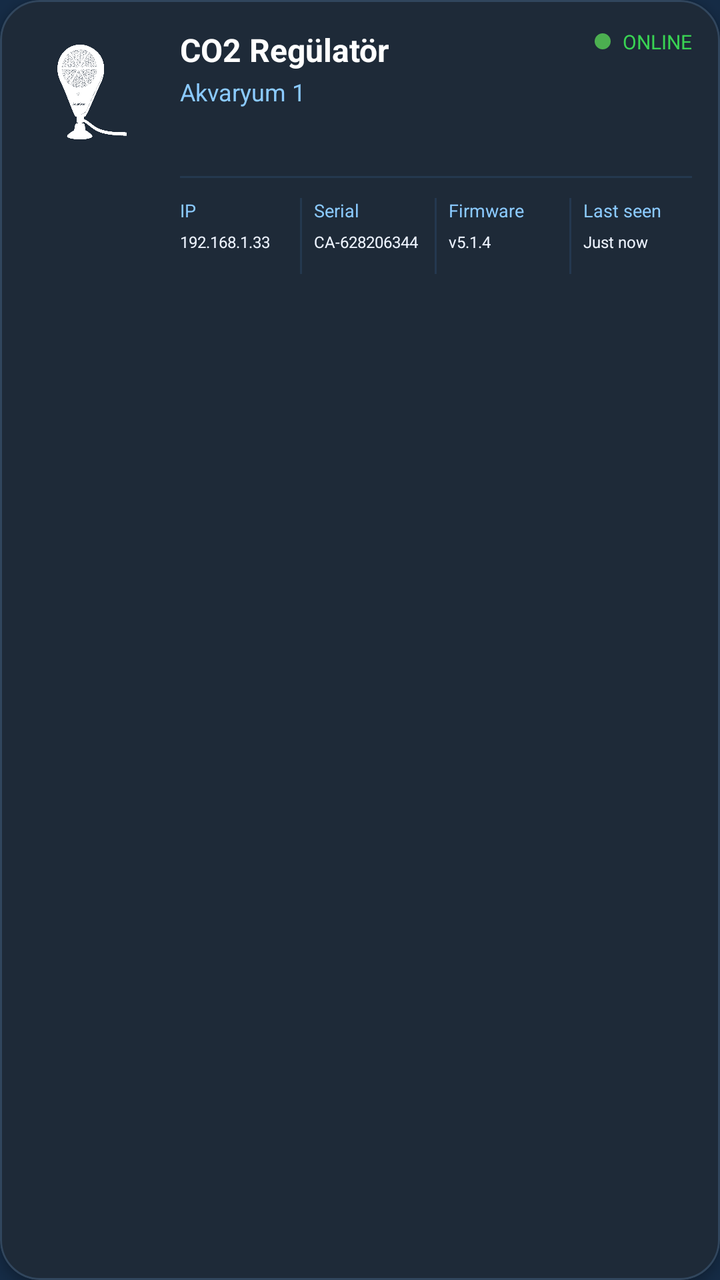
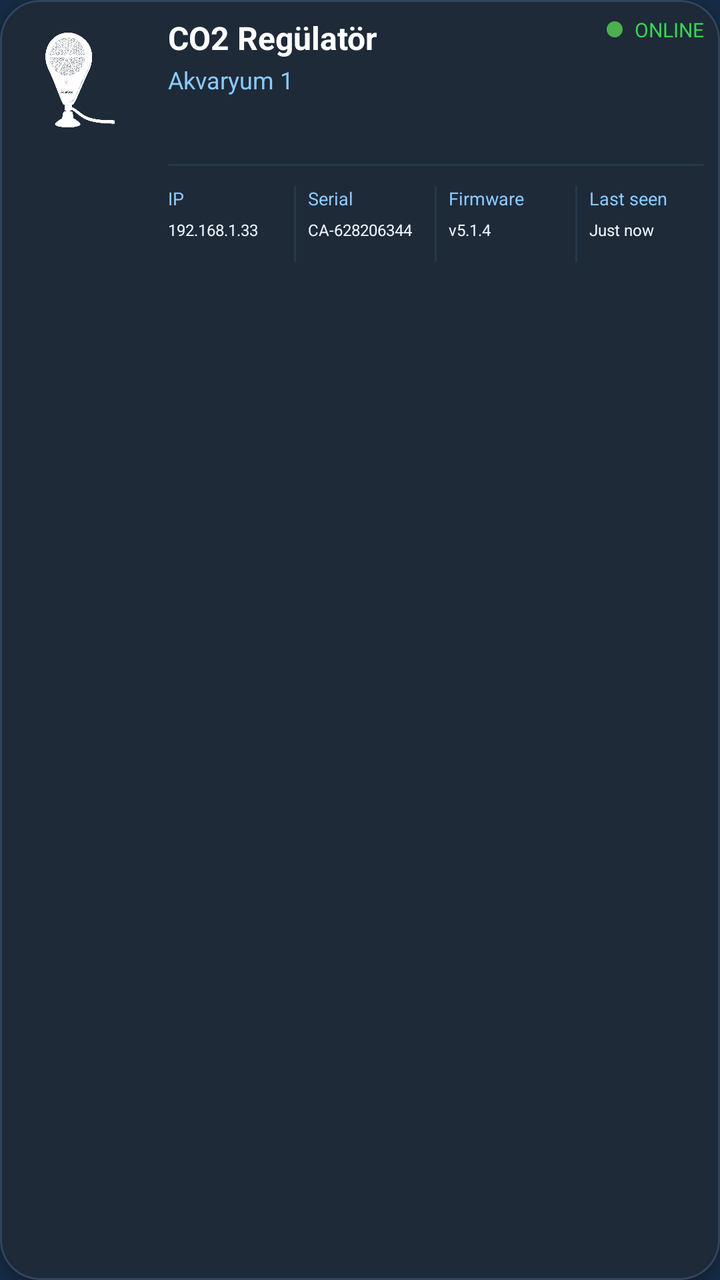

Screens rendered from an Android XML layout before and after an edit, with the pre-edit source and the edit as a unified diff.
<!-- AndroidManifest.xml: application theme AppTheme -->
<!-- res/layout/item_device_status.xml -->
<?xml version="1.0" encoding="utf-8"?>
<com.google.android.material.card.MaterialCardView
    xmlns:android="http://schemas.android.com/apk/res/android"
    xmlns:app="http://schemas.android.com/apk/res-auto"
    android:id="@+id/cardDevice"
    android:layout_width="match_parent"
    android:layout_height="wrap_content"
    android:layout_marginHorizontal="5dp"
    android:layout_marginVertical="8dp"
    android:backgroundTint="#1E2A38"
    app:cardCornerRadius="20dp"
    app:cardElevation="3dp"
    app:strokeWidth="1dp"
    app:strokeColor="#31465D"
    android:clickable="true"
    android:focusable="true"
    android:foreground="?attr/selectableItemBackground">

    <RelativeLayout
        android:layout_width="match_parent"
        android:layout_height="wrap_content"
        android:padding="14dp">

        
        <ImageView
            android:id="@+id/ivDeviceIcon"
            android:layout_width="64dp"
            android:layout_height="64dp"
            android:src="@drawable/ic_device_aqua_ster"
            app:tint="@android:color/white"
            android:layout_alignParentStart="true"
            android:layout_alignParentTop="true" />

        
        <LinearLayout
            android:id="@+id/llDeviceInfo"
            android:layout_width="wrap_content"
            android:layout_height="wrap_content"
            android:orientation="vertical"
            android:layout_toEndOf="@id/ivDeviceIcon"
            android:layout_marginStart="12dp"
            android:layout_alignTop="@id/ivDeviceIcon">

            <TextView
                android:id="@+id/tvDeviceName"
                android:layout_width="wrap_content"
                android:layout_height="wrap_content"
                android:text="CO2 Regülatör"
                android:textColor="@android:color/white"
                android:textStyle="bold"
                android:textSize="16sp" />

            <TextView
                android:id="@+id/tvTankName"
                android:layout_width="wrap_content"
                android:layout_height="wrap_content"
                android:layout_marginTop="2dp"
                android:text="Akvaryum 1"
                android:textColor="#8BCAFF"
                android:textSize="12sp" />
        </LinearLayout>

        
        <LinearLayout
            android:id="@+id/llStatusContainer"
            android:layout_width="wrap_content"
            android:layout_height="wrap_content"
            android:orientation="horizontal"
            android:gravity="center_vertical"
            android:layout_alignParentEnd="true"
            android:layout_alignTop="@id/llDeviceInfo">

            <View
                android:id="@+id/viewStatusDot"
                android:layout_width="8dp"
                android:layout_height="8dp"
                android:background="@drawable/bg_online_dot" />

            <TextView
                android:id="@+id/tvStatus"
                android:layout_width="wrap_content"
                android:layout_height="wrap_content"
                android:layout_marginStart="6dp"
                android:text="ONLINE"
                android:textColor="#39D353"
                android:textSize="10sp"/>

            <ImageView
                android:id="@+id/ivAlarm"
                android:layout_width="16dp"
                android:layout_height="16dp"
                android:layout_marginStart="4dp"
                android:src="@drawable/ic_alarm_red"
                android:visibility="gone" />
        </LinearLayout>

        
        <View
            android:id="@+id/viewMetaTopDivider"
            android:layout_width="match_parent"
            android:layout_height="1dp"
            android:layout_below="@id/ivDeviceIcon"
            android:layout_marginTop="10dp"
            android:layout_toEndOf="@id/ivDeviceIcon"
            android:layout_marginStart="12dp"
            android:background="#24384F" />

        
        <LinearLayout
            android:id="@+id/llDeviceMeta"
            android:layout_width="match_parent"
            android:layout_height="wrap_content"
            android:layout_below="@id/viewMetaTopDivider"
            android:layout_toEndOf="@id/ivDeviceIcon"
            android:layout_marginStart="12dp"
            android:layout_marginTop="10dp"
            android:orientation="horizontal"
            android:weightSum="4">

            
            <LinearLayout
                android:layout_width="0dp"
                android:layout_height="wrap_content"
                android:layout_weight="1"
                android:orientation="vertical">

                <TextView
                    android:id="@+id/tvIpTitle"
                    android:layout_width="wrap_content"
                    android:layout_height="wrap_content"
                    android:text="IP"
                    android:textColor="#8BCAFF"
                    android:textSize="9sp" />

                <TextView
                    android:id="@+id/tvIp"
                    android:layout_width="wrap_content"
                    android:layout_height="wrap_content"
                    android:layout_marginTop="4dp"
                    android:text="192.168.1.33"
                    android:textColor="#EEF4FF"
                    android:textSize="8sp"
                    android:textStyle="normal" />
            </LinearLayout>

            
            <View
                android:layout_width="1dp"
                android:layout_height="38dp"
                android:layout_marginHorizontal="6dp"
                android:background="#24384F" />

            
            <LinearLayout
                android:layout_width="0dp"
                android:layout_height="wrap_content"
                android:layout_weight="1"
                android:orientation="vertical">

                <TextView
                    android:id="@+id/tvSerialTitle"
                    android:layout_width="wrap_content"
                    android:layout_height="wrap_content"
                    android:text="Serial"
                    android:textColor="#8BCAFF"
                    android:textSize="9sp" />

                <TextView
                    android:id="@+id/tvSerial"
                    android:layout_width="wrap_content"
                    android:layout_height="wrap_content"
                    android:layout_marginTop="4dp"
                    android:text="CA-628206344"
                    android:textColor="#EEF4FF"
                    android:textSize="8sp"
                    android:textStyle="normal" />
            </LinearLayout>

            
            <View
                android:layout_width="1dp"
                android:layout_height="38dp"
                android:layout_marginHorizontal="6dp"
                android:background="#24384F" />

            
            <LinearLayout
                android:layout_width="0dp"
                android:layout_height="wrap_content"
                android:layout_weight="1"
                android:orientation="vertical">

                <TextView
                    android:id="@+id/tvFirmwareTitle"
                    android:layout_width="wrap_content"
                    android:layout_height="wrap_content"
                    android:text="Firmware"
                    android:textColor="#8BCAFF"
                    android:textSize="9sp" />

                <TextView
                    android:id="@+id/tvFirmware"
                    android:layout_width="wrap_content"
                    android:layout_height="wrap_content"
                    android:layout_marginTop="4dp"
                    android:text="v5.1.4"
                    android:textColor="#EEF4FF"
                    android:textSize="8sp"
                    android:textStyle="normal" />
            </LinearLayout>

            
            <View
                android:layout_width="1dp"
                android:layout_height="38dp"
                android:layout_marginHorizontal="6dp"
                android:background="#24384F" />

            
            <LinearLayout
                android:layout_width="0dp"
                android:layout_height="wrap_content"
                android:layout_weight="1"
                android:orientation="vertical">

                <TextView
                    android:id="@+id/tvLastSeenTitle"
                    android:layout_width="wrap_content"
                    android:layout_height="wrap_content"
                    android:text="Last seen"
                    android:textColor="#8BCAFF"
                    android:textSize="9sp" />

                <TextView
                    android:id="@+id/tvLastSeen"
                    android:layout_width="wrap_content"
                    android:layout_height="wrap_content"
                    android:layout_marginTop="4dp"
                    android:text="Just now"
                    android:textColor="#EEF4FF"
                    android:textSize="8sp"
                    android:textStyle="normal" />
            </LinearLayout>

        </LinearLayout>

    </RelativeLayout>
</com.google.android.material.card.MaterialCardView>
<!-- resources referenced by this layout -->
<resources>
  <!-- drawable bg_online_dot (drawable) -->
  <?xml version="1.0" encoding="utf-8"?>
  <shape xmlns:android="http://schemas.android.com/apk/res/android"
      android:shape="oval">
  
      <size
          android:width="8dp"
          android:height="8dp" />
  
      <solid android:color="#4CAF50"/>
  
  </shape>
  <!-- drawable ic_alarm_red (drawable) -->
  <vector xmlns:android="http://schemas.android.com/apk/res/android"
      android:width="20dp"
      android:height="20dp"
      android:viewportWidth="24"
      android:viewportHeight="24">
      <path
          android:fillColor="#FF3B30"
          android:pathData="M12,2C6.48,2 2,6.48 2,12s4.48,10 10,10 10,-4.48 10,-10S17.52,2 12,2zM13,17h-2v-2h2v2zM13,13h-2V7h2v6z"/>
  </vector>
  <!-- drawable ic_device_aqua_ster: png bitmap (drawable, 389859 bytes) -->
  <style name="AppTheme" parent="Theme.Material3.DayNight.NoActionBar">
  
          
          <item name="colorPrimary">@color/md_theme_light_primary</item>
          <item name="colorOnPrimary">@color/md_theme_light_onPrimary</item>
          <item name="colorSecondary">@color/md_theme_light_secondary</item>
          <item name="colorOnSecondary">@color/md_theme_light_onSecondary</item>
  
          
          <item name="android:colorBackground">@color/md_theme_light_background</item>
          <item name="colorSurface">@color/md_theme_light_surface</item>
          <item name="colorOnSurface">@color/md_theme_light_onSurface</item>
  
          
          <item name="colorSurfaceVariant">@color/md_theme_light_surfaceVariant</item>
          <item name="colorOnSurfaceVariant">@color/md_theme_light_onSurfaceVariant</item>
          <item name="colorOutline">@color/md_theme_light_outline</item>
          <item name="colorOutlineVariant">@color/md_theme_light_outlineVariant</item>
          <item name="colorError">@color/md_theme_light_error</item>
          <item name="colorOnError">@color/md_theme_light_onError</item>
  
          
          <item name="android:statusBarColor">@android:color/transparent</item>
          <item name="android:navigationBarColor">@android:color/black</item>
  
          
          <item name="android:windowLightStatusBar">true</item>
          <item name="android:windowLightNavigationBar">true</item>
  
          
          <item name="windowActionBar">false</item>
          <item name="android:windowNoTitle">true</item>
      </style>
  <color name="md_theme_light_primary">#2196F3</color>
  <color name="md_theme_light_onPrimary">#FFFFFF</color>
  <color name="md_theme_light_secondary">#4A6363</color>
  <color name="md_theme_light_onSecondary">#FFFFFF</color>
  <color name="md_theme_light_background">#152B45</color>
  <color name="md_theme_light_surface">#152B45</color>
  <color name="md_theme_light_onSurface">#E0E6ED</color>
  <color name="md_theme_light_surfaceVariant">#233042</color>
  <color name="md_theme_light_onSurfaceVariant">#5C6B75</color>
  <color name="md_theme_light_outline">#455A64</color>
  <color name="md_theme_light_outlineVariant">#37474F</color>
  <color name="md_theme_light_error">#D32F2F</color>
  <color name="md_theme_light_onError">#FFFFFF</color>
</resources>

<!-- the commit's change to res/layout/item_device_status.xml (unified diff, before → after) -->
@@ -19,7 +19,7 @@
     <RelativeLayout
         android:layout_width="match_parent"
         android:layout_height="wrap_content"
-        android:padding="14dp">
+        android:padding="8dp">
 
         
         <ImageView
